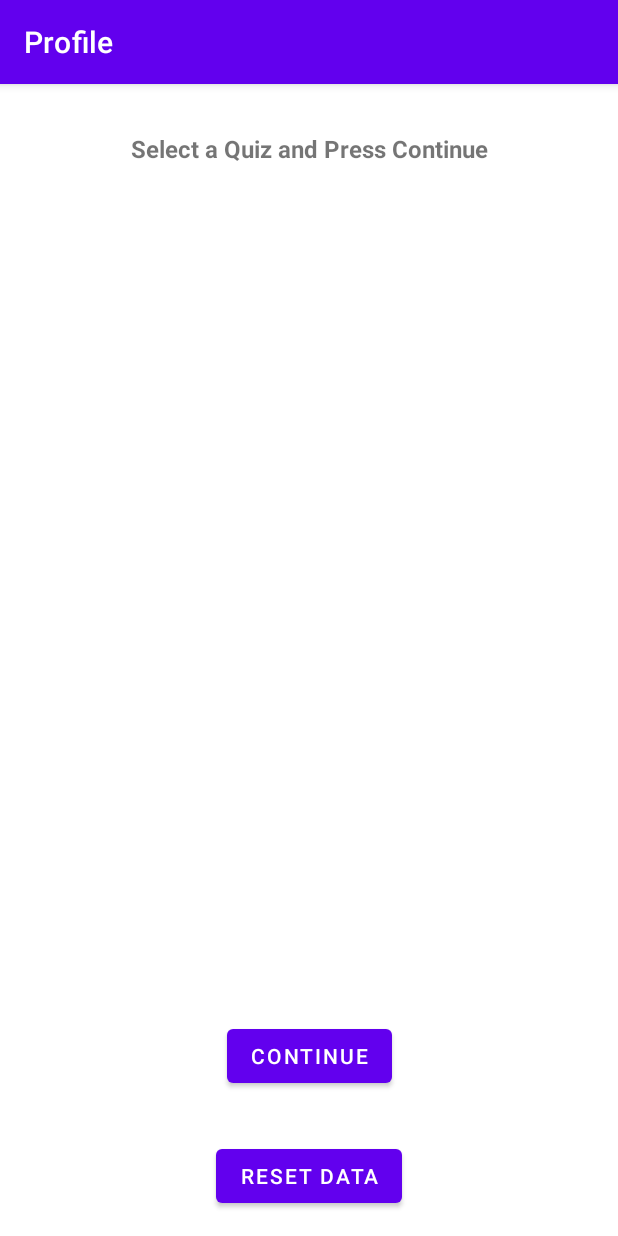
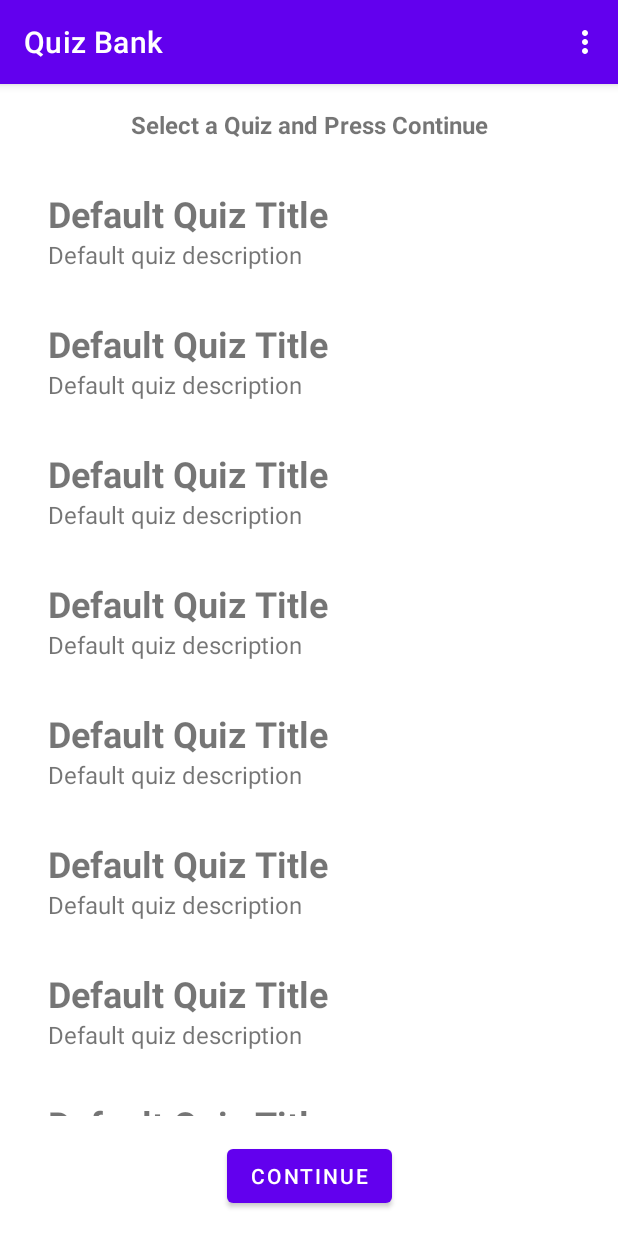
Before and after one commit to Hasnain123Raza/QuizMaster, an Android app: the screen it shows after launch (MainActivity), after a tap on "CONTINUE", on a phone screen of 412 x 824 dp. Run offline under Robolectric (Android 15) with nearby library versions, the phone set to English and light mode, and no system bars; our stand-ins replace navigation-ui.

Commit message:
nav work

```diff
--- a/app/src/main/java/com/example/quizmaster/MainActivity.kt
+++ b/app/src/main/java/com/example/quizmaster/MainActivity.kt
@@ -2,9 +2,13 @@ package com.example.quizmaster
 
 import androidx.appcompat.app.AppCompatActivity
 import android.os.Bundle
+import android.view.Menu
+import android.view.MenuInflater
+import android.view.MenuItem
 import androidx.navigation.findNavController
 import androidx.navigation.ui.AppBarConfiguration
 import androidx.navigation.ui.NavigationUI
+import androidx.navigation.ui.onNavDestinationSelected
 import com.example.quizmaster.databinding.ActivityMainBinding
 
 class MainActivity : AppCompatActivity() {
@@ -20,9 +24,11 @@ class MainActivity : AppCompatActivity() {
         navController.addOnDestinationChangedListener {
             controller, destination, arguments ->
 
+            invalidateOptionsMenu()
+
             title = when (destination.id) {
                 R.id.welcomeFragment -> "QuizMaster"
-                R.id.profileFragment -> "Profile"
+                R.id.quizBankFragment -> "Quiz Bank"
                 R.id.extendedViewQuizFragment -> "Quiz Title"
                 R.id.takeQuizFragment -> "Quiz Title"
                 R.id.quizResultFragment -> "Quiz Title"
@@ -32,10 +38,28 @@ class MainActivity : AppCompatActivity() {
         }
 
         val appBarConfiguration = AppBarConfiguration(
-                setOf(R.id.welcomeFragment, R.id.profileFragment)
+                setOf(R.id.welcomeFragment, R.id.quizBankFragment)
         )
         NavigationUI.setupActionBarWithNavController(this, navController, appBarConfiguration)
+    }
 
+    override fun onCreateOptionsMenu(menu: Menu?): Boolean {
+        var currentDestinationId = findNavController(R.id.fragment).currentDestination?.id
+        if (currentDestinationId != null) {
+            if ((currentDestinationId == R.id.welcomeFragment) || (currentDestinationId == R.id.aboutFragment)) {
+                return super.onCreateOptionsMenu(menu)
+            } else {
+                menuInflater.inflate(R.menu.mainactivity_navigation_menu, menu)
+                return true
+            }
+        }
+
+        return super.onCreateOptionsMenu(menu)
+    }
+
+    override fun onOptionsItemSelected(item: MenuItem): Boolean {
+        val navController = findNavController(R.id.fragment)
+        return item.onNavDestinationSelected(navController) || super.onOptionsItemSelected(item)
     }
 
     override fun onSupportNavigateUp(): Boolean {
--- /dev/null
+++ b/app/src/main/java/com/example/quizmaster/adapters/QuizBankRecyclerViewAdapter.kt
@@ -0,0 +1,39 @@
+package com.example.quizmaster.adapters
+
+import android.view.LayoutInflater
+import android.view.View
+import android.view.ViewGroup
+import androidx.recyclerview.widget.RecyclerView
+import com.example.quizmaster.R
+
+class QuizBankRecyclerViewAdapter(private val totalQuizzes: Int) :
+        RecyclerView.Adapter<QuizBankRecyclerViewAdapter.QuizBankRecyclerViewViewHolder>() {
+
+    class QuizBankRecyclerViewViewHolder(val view: View) : RecyclerView.ViewHolder(view) {
+
+        init {
+
+        }
+
+        fun bindData(position: Int) {
+
+        }
+    }
+
+    override fun onCreateViewHolder(parent: ViewGroup, viewType: Int): QuizBankRecyclerViewViewHolder {
+        var view = LayoutInflater.from(parent.context).inflate(viewType, parent, false)
+        return QuizBankRecyclerViewViewHolder(view)
+    }
+
+    override fun onBindViewHolder(holder: QuizBankRecyclerViewViewHolder, position: Int) {
+        holder.bindData(position)
+    }
+
+    override fun getItemCount(): Int {
+        return totalQuizzes
+    }
+
+    override fun getItemViewType(position: Int): Int {
+        return R.layout.fragment_quiz_bank_recyclerview_item
+    }
+}
--- /dev/null
+++ b/app/src/main/java/com/example/quizmaster/adapters/TakeQuizRecyclerViewAdapter.kt
@@ -0,0 +1,42 @@
+package com.example.quizmaster.adapters
+
+import android.view.LayoutInflater
+import android.view.View
+import android.view.ViewGroup
+import android.widget.Button
+import androidx.recyclerview.widget.RecyclerView
+import com.example.quizmaster.R
+
+class TakeQuizRecyclerViewAdapter(private val totalQuestions: Int) :
+        RecyclerView.Adapter<TakeQuizRecyclerViewAdapter.TakeQuizRecyclerViewViewHolder>() {
+
+    class TakeQuizRecyclerViewViewHolder(val view : View) : RecyclerView.ViewHolder(view) {
+
+        private var button: Button =
+                view.findViewById(R.id.fragment_take_quiz_recyclerview_item_button)
+
+        fun bindData(position: Int) {
+            button.text = position.toString()
+        }
+
+    }
+
+    override fun onCreateViewHolder(parent: ViewGroup, viewType: Int): TakeQuizRecyclerViewViewHolder {
+        val view = LayoutInflater.from(parent.context).inflate(viewType, parent, false)
+
+        return TakeQuizRecyclerViewViewHolder(view)
+    }
+
+    override fun onBindViewHolder(holder: TakeQuizRecyclerViewViewHolder, position: Int) {
+        holder.bindData(position)
+    }
+
+    override fun getItemCount(): Int {
+        return totalQuestions
+    }
+
+    override fun getItemViewType(position: Int): Int {
+        return R.layout.fragment_take_quiz_recyclerview_item
+    }
+
+}
--- a/app/src/main/java/com/example/quizmaster/fragments/QuizBankFragment.kt
+++ b/app/src/main/java/com/example/quizmaster/fragments/QuizBankFragment.kt
@@ -6,7 +6,9 @@ import android.view.LayoutInflater
 import android.view.View
 import android.view.ViewGroup
 import androidx.navigation.fragment.findNavController
+import androidx.recyclerview.widget.LinearLayoutManager
 import com.example.quizmaster.R
+import com.example.quizmaster.adapters.QuizBankRecyclerViewAdapter
 import com.example.quizmaster.databinding.FragmentQuizBankBinding
 
 class QuizBankFragment : Fragment() {
@@ -25,6 +27,15 @@ class QuizBankFragment : Fragment() {
             )
         }
 
+        val recyclerView = binding.fragmentQuizBankRecyclerView
+
+        recyclerView.adapter = QuizBankRecyclerViewAdapter(10)
+        recyclerView.layoutManager = LinearLayoutManager(
+                activity,
+                LinearLayoutManager.VERTICAL,
+                false
+        )
+
         return binding.root
     }
 
--- a/app/src/main/java/com/example/quizmaster/fragments/TakeQuizFragment.kt
+++ b/app/src/main/java/com/example/quizmaster/fragments/TakeQuizFragment.kt
@@ -6,7 +6,10 @@ import android.view.LayoutInflater
 import android.view.View
 import android.view.ViewGroup
 import androidx.navigation.fragment.findNavController
+import androidx.recyclerview.widget.LinearLayoutManager
 import com.example.quizmaster.R
+import com.example.quizmaster.adapters.QuizBankRecyclerViewAdapter
+import com.example.quizmaster.adapters.TakeQuizRecyclerViewAdapter
 import com.example.quizmaster.databinding.FragmentTakeQuizBinding
 
 
@@ -26,6 +29,15 @@ class TakeQuizFragment : Fragment() {
             )
         }
 
+        val recyclerView = binding.fragmentTakeQuizNavigationRecyclerView
+
+        recyclerView.adapter = TakeQuizRecyclerViewAdapter(10)
+        recyclerView.layoutManager = LinearLayoutManager(
+                activity,
+                LinearLayoutManager.HORIZONTAL,
+                false
+        )
+
         return binding.root
     }
 
--- a/app/src/main/java/com/example/quizmaster/fragments/profileFragment.kt
+++ /dev/null
@@ -1,28 +0,0 @@
-package com.example.quizmaster.fragments
-
-import android.os.Bundle
-import androidx.fragment.app.Fragment
-import android.view.LayoutInflater
-import android.view.View
-import android.view.ViewGroup
-import com.example.quizmaster.databinding.FragmentProfileBinding
-
-class profileFragment : Fragment() {
-    private var _binding: FragmentProfileBinding? = null
-    private val binding get() = _binding!!
-
-    override fun onCreateView(
-        inflater: LayoutInflater, container: ViewGroup?,
-        savedInstanceState: Bundle?
-    ): View? {
-        _binding = FragmentProfileBinding.inflate(inflater, container, false)
-
-        return binding.root
-    }
-
-    override fun onDestroyView() {
-        super.onDestroyView()
-
-        _binding = null
-    }
-}
--- a/app/src/main/res/layout/fragment_profile.xml
+++ /dev/null
@@ -1,35 +0,0 @@
-<?xml version="1.0" encoding="utf-8"?>
-<androidx.constraintlayout.widget.ConstraintLayout xmlns:android="http://schemas.android.com/apk/res/android"
-    xmlns:app="http://schemas.android.com/apk/res-auto"
-    xmlns:tools="http://schemas.android.com/tools"
-    android:layout_width="match_parent"
-    android:layout_height="match_parent"
-    tools:context=".fragments.profileFragment">
-
-    <androidx.fragment.app.FragmentContainerView
-        android:id="@+id/fragment2"
-        android:name="com.example.quizmaster.fragments.QuizBankFragment"
-        android:layout_width="0dp"
-        android:layout_height="0dp"
-        android:layout_marginStart="16dp"
-        android:layout_marginLeft="16dp"
-        android:layout_marginTop="16dp"
-        android:layout_marginEnd="16dp"
-        android:layout_marginRight="16dp"
-        android:layout_marginBottom="16dp"
-        app:layout_constraintBottom_toTopOf="@+id/fragment_profile_quizBank_fragmentContainerView"
-        app:layout_constraintEnd_toEndOf="parent"
-        app:layout_constraintStart_toStartOf="parent"
-        app:layout_constraintTop_toTopOf="parent" />
-
-    <Button
-        android:id="@+id/fragment_profile_quizBank_fragmentContainerView"
-        android:layout_width="wrap_content"
-        android:layout_height="wrap_content"
-        android:layout_marginBottom="16dp"
-        android:text="@string/fragment_profile_resetData_button"
-        app:layout_constraintBottom_toBottomOf="parent"
-        app:layout_constraintEnd_toEndOf="parent"
-        app:layout_constraintStart_toStartOf="parent" />
-
-</androidx.constraintlayout.widget.ConstraintLayout>
--- /dev/null
+++ b/app/src/main/res/layout/fragment_quiz_bank_recyclerview_item.xml
@@ -0,0 +1,21 @@
+<?xml version="1.0" encoding="utf-8"?>
+<LinearLayout xmlns:android="http://schemas.android.com/apk/res/android"
+    android:layout_width="match_parent"
+    android:layout_height="wrap_content"
+    android:orientation="vertical"
+    android:padding="16dp">
+
+    <TextView
+        android:id="@+id/fragment_quiz_bank_recyclerView_item_title"
+        style="@style/title_textView"
+        android:layout_width="match_parent"
+        android:layout_height="wrap_content"
+        android:text="@string/fragment_quiz_bank_recyclerView_item_title" />
+
+    <TextView
+        android:id="@+id/fragment_quiz_bank_recyclerView_item_description"
+        style="@style/fieldData_textView"
+        android:layout_width="match_parent"
+        android:layout_height="wrap_content"
+        android:text="@string/fragment_quiz_bank_recyclerView_item_description" />
+</LinearLayout>
--- /dev/null
+++ b/app/src/main/res/layout/fragment_take_quiz_recyclerview_item.xml
@@ -0,0 +1,12 @@
+<?xml version="1.0" encoding="utf-8"?>
+<LinearLayout xmlns:android="http://schemas.android.com/apk/res/android"
+    android:layout_width="wrap_content"
+    android:layout_height="match_parent"
+    android:orientation="horizontal">
+
+    <Button
+        android:id="@+id/fragment_take_quiz_recyclerview_item_button"
+        android:layout_width="wrap_content"
+        android:layout_height="wrap_content"
+        android:layout_weight="1" />
+</LinearLayout>
--- /dev/null
+++ b/app/src/main/res/menu/mainactivity_navigation_menu.xml
@@ -0,0 +1,7 @@
+<?xml version="1.0" encoding="utf-8"?>
+<menu xmlns:android="http://schemas.android.com/apk/res/android">
+
+    <item
+        android:id="@+id/aboutFragment"
+        android:title="About" />
+</menu>
--- a/app/src/main/res/navigation/mainactivity_navigation_graph.xml
+++ b/app/src/main/res/navigation/mainactivity_navigation_graph.xml
@@ -11,14 +11,14 @@
         tools:layout="@layout/fragment_welcome">
         <action
             android:id="@+id/action_welcomeFragment_to_profileFragment"
-            app:destination="@id/profileFragment"
+            app:destination="@id/quizBankFragment"
             app:popUpTo="@id/welcomeFragment"
             app:popUpToInclusive="true" />
     </fragment>
     <fragment
-        android:id="@+id/profileFragment"
-        android:name="com.example.quizmaster.fragments.profileFragment"
-        tools:layout="@layout/fragment_profile" >
+        android:id="@+id/quizBankFragment"
+        android:name="com.example.quizmaster.fragments.QuizBankFragment"
+        tools:layout="@layout/fragment_quiz_bank" >
         <action
             android:id="@+id/action_profileFragment_to_viewQuizFragment"
             app:destination="@id/extendedViewQuizFragment" />
@@ -51,8 +51,8 @@
         tools:layout="@layout/fragment_quiz_result" >
         <action
             android:id="@+id/action_quizResultFragment_to_profileFragment"
-            app:destination="@id/profileFragment"
-            app:popUpTo="@id/profileFragment"
+            app:destination="@id/quizBankFragment"
+            app:popUpTo="@id/quizBankFragment"
             app:popUpToInclusive="true" />
         <action
             android:id="@+id/action_quizResultFragment_to_extendedViewQuizFragment"
--- a/app/src/main/res/values/strings.xml
+++ b/app/src/main/res/values/strings.xml
@@ -17,6 +17,8 @@
     <!-- Quiz Bank Fragment -->
     <string name="fragment_quiz_bank_title_textView">Select a Quiz and Press Continue</string>
     <string name="fragment_quiz_bank_continue_button">Continue</string>
+
+    <!-- Take Quiz Fragment -->
     <string name="fragment_take_quiz_submitButton">Submit</string>
     <string name="fragment_take_quiz_next_button">Next</string>
     <string name="fragment_take_quiz_previous_button">Previous</string>
@@ -41,12 +43,13 @@
     <string name="fragment_quiz_result_result_textView_failed">You failed</string>
     <string name="fragment_quiz_result_result_textView_passed">You passed</string>
 
-    <!-- Profile Fragment -->
-    <string name="fragment_profile_resetData_button">Reset Data</string>
-
     <!-- Quiz View Fragment -->
     <string name="fragment_view_quiz_timesCompleted_textView">Times Completed:</string>
     <string name="fragment_view_quiz_averagePercentage_textView">Average Percentage:</string>
     <string name="fragment_view_quiz_title_textView">Default Quiz Title</string>
 
+    <!-- Quiz Bank RecyclerView Item -->
+    <string name="fragment_quiz_bank_recyclerView_item_title">Default Quiz Title</string>
+    <string name="fragment_quiz_bank_recyclerView_item_description">Default quiz description</string>
+
 </resources>
```
